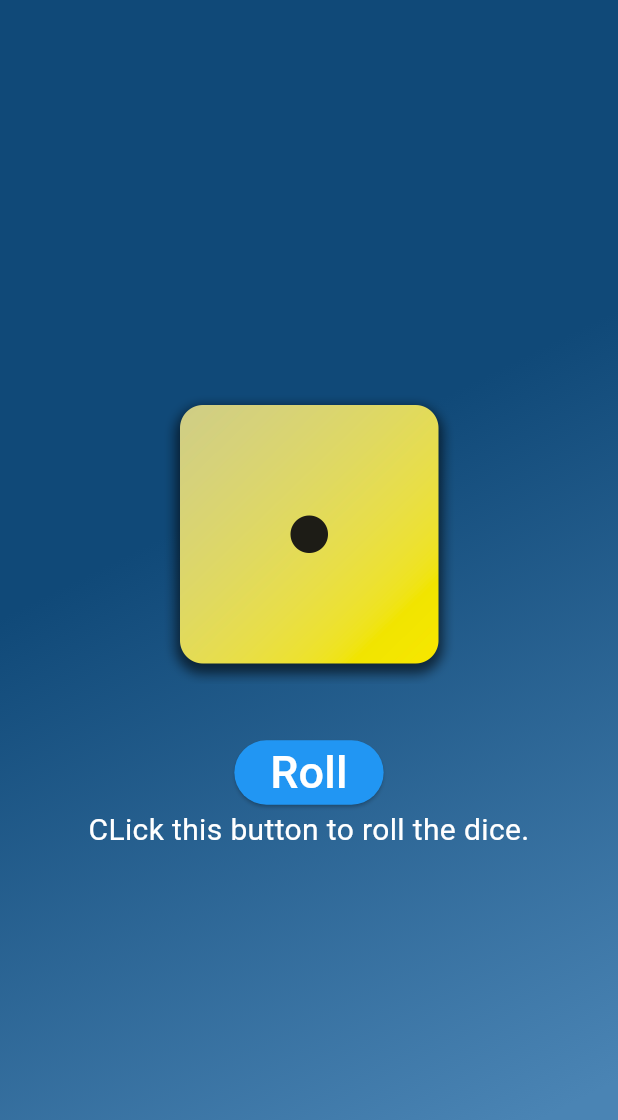
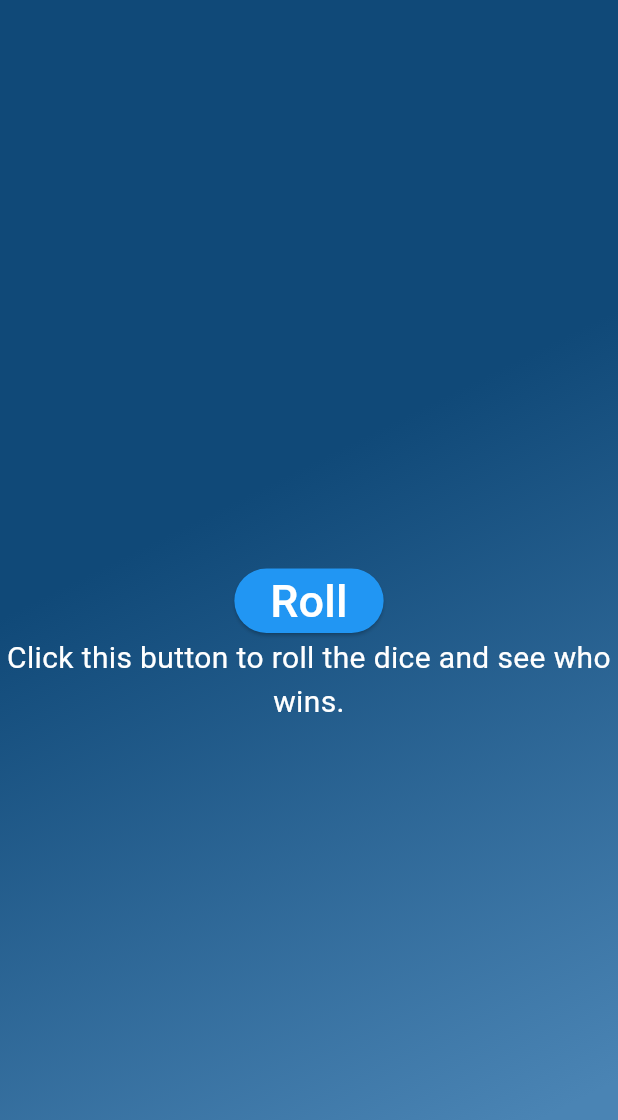
Before and after one commit to lucasMenezesM/diceRoller, a Flutter app: the screen it shows after launch, on a phone screen of 412 x 824 dp. Shown: the top 1120 px of the screen. Run offline on Flutter 3.47's test engine with Material 3 defaults, Android fonts, the phone set to English and light mode, and no system bars.

Commit message:
adding second dice and winning logic

```diff
--- a/lib/dice.dart
+++ b/lib/dice.dart
@@ -15,10 +15,21 @@ class DiceRoller extends StatefulWidget {
 }
 
 class _DiceRollerState extends State<DiceRoller> {
-  var diceNumber = 1;
+  var diceNumber1 = 0;
+  var diceNumber2 = 0;
+  var result = "";
   void rollDice() {
     setState(() {
-      diceNumber = randomizer.nextInt(6) + 1;
+      diceNumber1 = randomizer.nextInt(6) + 1;
+      diceNumber2 = randomizer.nextInt(6) + 1;
+
+      if (diceNumber1 > diceNumber2) {
+        result = "The first dice won!";
+      } else if (diceNumber1 == diceNumber2) {
+        result = "It's a draw!";
+      } else {
+        result = "The second dice won!";
+      }
     });
   }
 
@@ -27,7 +38,13 @@ class _DiceRollerState extends State<DiceRoller> {
     return Column(
       mainAxisAlignment: MainAxisAlignment.center,
       children: [
-        Image.asset("assets/images/dice-$diceNumber.png", width: 200),
+        if (diceNumber1 > 0)
+          Column(
+            children: [
+              Image.asset("assets/images/dice-$diceNumber1.png", width: 200),
+              Image.asset("assets/images/dice-$diceNumber2.png", width: 200),
+            ],
+          ),
         Container(
           margin: const EdgeInsets.only(top: 35),
           child: Column(
@@ -42,8 +59,11 @@ class _DiceRollerState extends State<DiceRoller> {
                   size: 30,
                 ),
               ),
-              const StyledText(
-                  text: "CLick this button to roll the dice.", size: 20)
+              StyledText(
+                  text: diceNumber1 == 0
+                      ? "Click this button to roll the dice and see who wins."
+                      : result,
+                  size: 20)
             ],
           ),
         )
--- a/lib/gradient_container.dart
+++ b/lib/gradient_container.dart
@@ -28,9 +28,7 @@ class GradientContainer extends StatelessWidget {
             begin: Alignment.bottomCenter,
             end: Alignment.centerLeft),
       ),
-      child: const Center(
-        child: DiceRoller(),
-      ),
+      child: const Center(child: DiceRoller()),
     );
   }
 }
--- a/lib/styled_text.dart
+++ b/lib/styled_text.dart
@@ -11,7 +11,9 @@ class StyledText extends StatelessWidget {
     return Text(
       text,
       style: TextStyle(
-          color: const Color.fromARGB(255, 255, 255, 255), fontSize: size),
+        color: const Color.fromARGB(255, 255, 255, 255),
+        fontSize: size,
+      ),
       textAlign: TextAlign.center,
     );
   }
```
Also changed, not shown: 1 other file.
